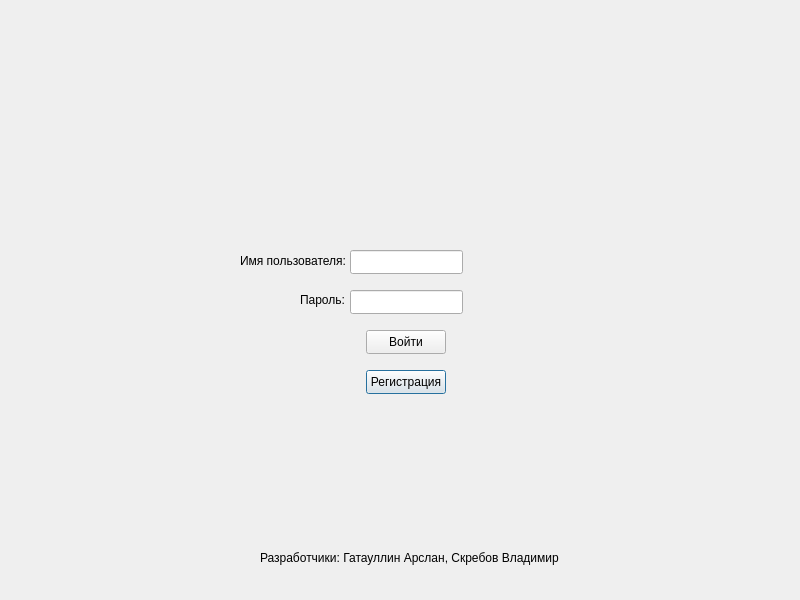
First picture: the form in registration.ui, repository Arslan9191/taskhub, before the edit.
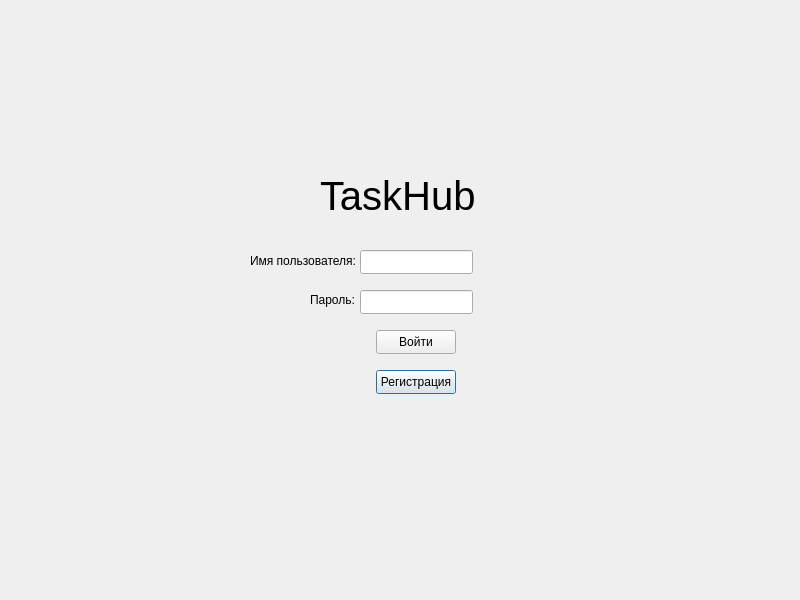
Second picture: the form after the edit.

```diff
--- a/registration.ui
+++ b/registration.ui
@@ -16,7 +16,7 @@
   <widget class="QLabel" name="label">
    <property name="geometry">
     <rect>
-     <x>240</x>
+     <x>250</x>
      <y>253</y>
      <width>111</width>
      <height>16</height>
@@ -29,7 +29,7 @@
   <widget class="QLabel" name="label_2">
    <property name="geometry">
     <rect>
-     <x>300</x>
+     <x>310</x>
      <y>292</y>
      <width>49</width>
      <height>16</height>
@@ -42,7 +42,7 @@
   <widget class="QPushButton" name="pushButtonRegister">
    <property name="geometry">
     <rect>
-     <x>366</x>
+     <x>376</x>
      <y>370</y>
      <width>80</width>
      <height>24</height>
@@ -55,7 +55,7 @@
   <widget class="QLineEdit" name="lineEditUsername">
    <property name="geometry">
     <rect>
-     <x>350</x>
+     <x>360</x>
      <y>250</y>
      <width>113</width>
      <height>24</height>
@@ -65,7 +65,7 @@
   <widget class="QLineEdit" name="lineEditPassword">
    <property name="geometry">
     <rect>
-     <x>350</x>
+     <x>360</x>
      <y>290</y>
      <width>113</width>
      <height>24</height>
@@ -75,7 +75,7 @@
   <widget class="QPushButton" name="pushButtonLogin">
    <property name="geometry">
     <rect>
-     <x>366</x>
+     <x>376</x>
      <y>330</y>
      <width>80</width>
      <height>24</height>
@@ -88,14 +88,19 @@
   <widget class="QLabel" name="label_3">
    <property name="geometry">
     <rect>
-     <x>260</x>
-     <y>550</y>
-     <width>301</width>
-     <height>16</height>
+     <x>320</x>
+     <y>160</y>
+     <width>171</width>
+     <height>71</height>
     </rect>
    </property>
+   <property name="font">
+    <font>
+     <pointsize>30</pointsize>
+    </font>
+   </property>
    <property name="text">
-    <string>Разработчики: Гатауллин Арслан, Скребов Владимир</string>
+    <string>TaskHub</string>
    </property>
   </widget>
  </widget>
```
Left out of the diff: 7 changed lines with no effect on the pictures.
